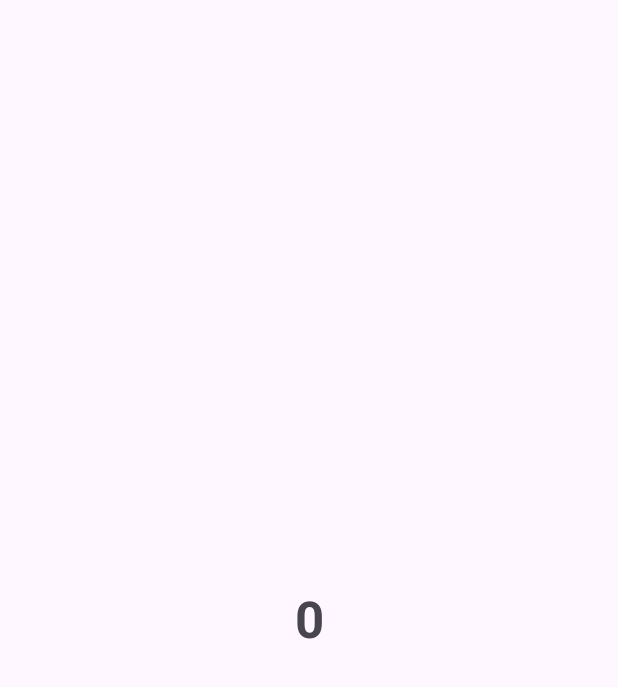
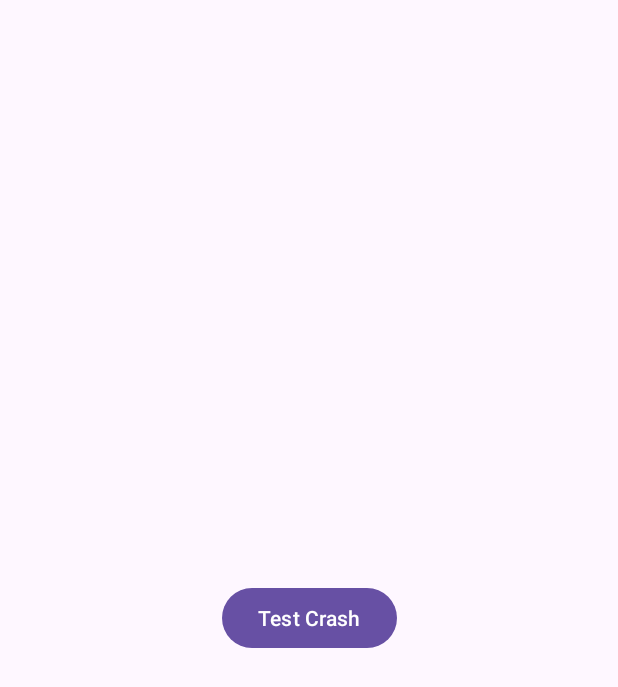
Before and after one commit to Talha-Waris60/AndroidFlows, an Android app: the screen it shows after launch (MainActivity), on a phone screen of 412 x 824 dp. Before the commit the part shown is almost empty. Shown: the top 687 px of the screen. Run offline under Robolectric (Android 15) with nearby library versions, the phone set to English and light mode, and no system bars.

```diff
--- a/app/src/main/java/com/devdroiddev/flows/MainActivity.kt
+++ b/app/src/main/java/com/devdroiddev/flows/MainActivity.kt
@@ -40,7 +40,7 @@ class MainActivity : AppCompatActivity() {
 
         // Flow is executing on main thread
         // Consumer - 1
-        GlobalScope.launch(Dispatchers.Main) {
+  /*      GlobalScope.launch(Dispatchers.Main) {
             val result = producer()
             delay(9000)
             result.collect {
@@ -49,10 +49,15 @@ class MainActivity : AppCompatActivity() {
                     binding.countTv.text = it.toString()
                     Log.d(APP_TAG, "Consumer 1 - $it")
                 }
+        }*/
+
+        binding.crashBtn.setOnClickListener {
+            throw RuntimeException("Test Crash") // Force a crash
+            Log.d("Hello", "New Line")
         }
     }
 
-    private fun producer(): MutableSharedFlow<Int> {
+/*    private fun producer(): MutableSharedFlow<Int> {
 
         val mutableStateFlow = MutableStateFlow(10)
         GlobalScope.launch {
@@ -62,5 +67,5 @@ class MainActivity : AppCompatActivity() {
             mutableStateFlow.emit(30)
         }
         return mutableStateFlow
-    }
+    }*/
 }
--- a/app/src/main/res/layout/activity_main.xml
+++ b/app/src/main/res/layout/activity_main.xml
@@ -6,7 +6,7 @@
     android:layout_height="match_parent"
     tools:context=".MainActivity">
 
-    <TextView
+<!--    <TextView
         android:id="@+id/count_tv"
         android:layout_width="wrap_content"
         android:layout_height="wrap_content"
@@ -16,6 +16,16 @@
         app:layout_constraintBottom_toBottomOf="parent"
         app:layout_constraintEnd_toEndOf="parent"
         app:layout_constraintStart_toStartOf="parent"
+        app:layout_constraintTop_toTopOf="parent" />-->
+
+    <Button
+        android:id="@+id/crash_btn"
+        android:layout_width="wrap_content"
+        android:layout_height="wrap_content"
+        android:text="Test Crash"
+        app:layout_constraintBottom_toBottomOf="parent"
+        app:layout_constraintEnd_toEndOf="parent"
+        app:layout_constraintStart_toStartOf="parent"
         app:layout_constraintTop_toTopOf="parent" />
 
 </androidx.constraintlayout.widget.ConstraintLayout>
--- a/build.gradle
+++ b/build.gradle
@@ -3,4 +3,6 @@ plugins {
     id 'com.android.application' version '8.0.2' apply false
     id 'com.android.library' version '8.0.2' apply false
     id 'org.jetbrains.kotlin.android' version '1.8.20' apply false
+    id "com.google.gms.google-services" version "4.4.0" apply false
+    id "com.google.firebase.crashlytics" version "2.9.9" apply false
 }
```
Also changed, not shown: app/build.gradle (+10 -0 lines), 1 other file.
